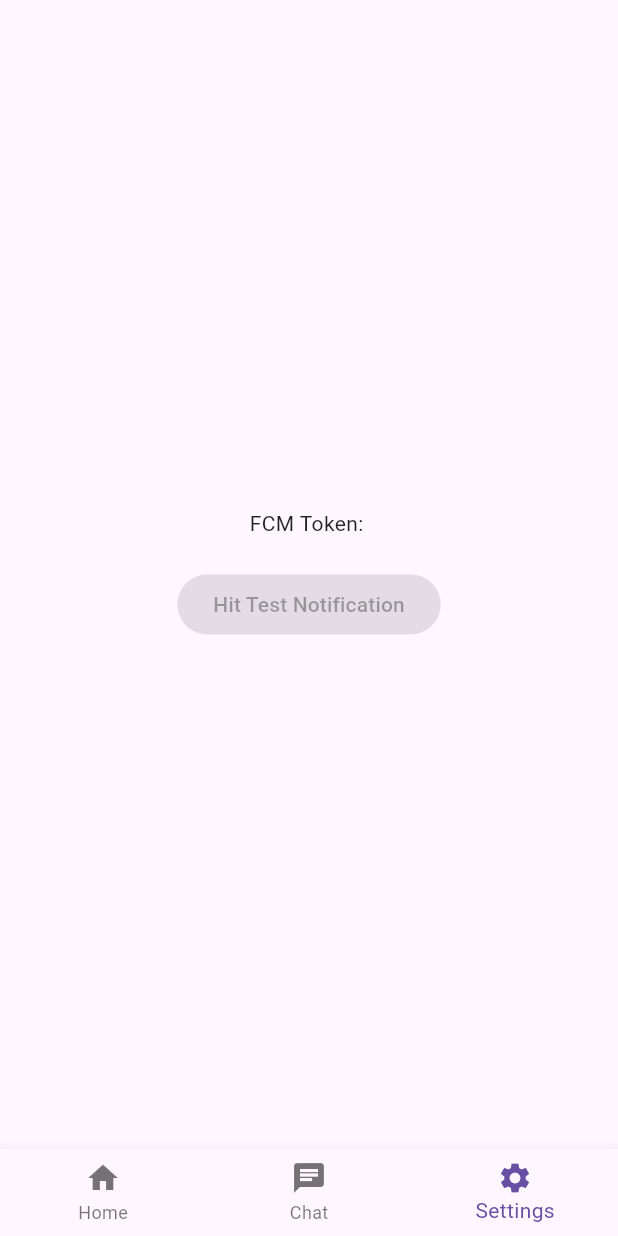
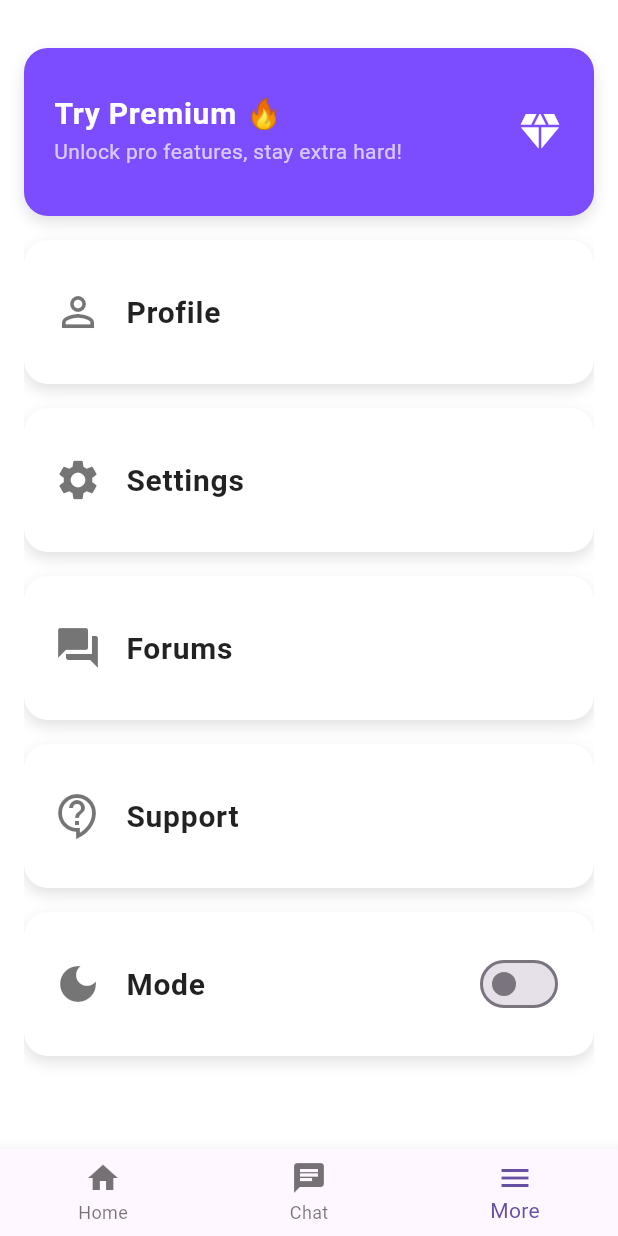
Before and after one commit to varuntej07/FocusFuel, a Flutter app: the HomePage screen opened directly, item 3 of the bottom bar chosen, on a phone screen of 412 x 824 dp. Run offline on Flutter 3.47's test engine with Material 3 defaults, Android fonts, the phone set to English and light mode, and no system bars; our stand-ins replace cloud_firestore, firebase_auth, firebase_core, firebase_messaging, flutter_local_notifications; accounts and stored records are empty.

Commit message:
Code refactor, Fixes and Menu page

```diff
--- a/lib/Views/screens/main_scaffold.dart
+++ b/lib/Views/screens/main_scaffold.dart
@@ -3,7 +3,9 @@ import 'package:firebase_auth/firebase_auth.dart';
 import 'package:flutter/material.dart';
 import 'package:firebase_messaging/firebase_messaging.dart';
 import 'package:flutter_local_notifications/flutter_local_notifications.dart';
+import 'package:focus_fuel/Views/screens/menu_page.dart';
 import '../../main.dart';
+import 'chat_screen.dart';
 import 'home_page.dart';
 
 
@@ -15,7 +17,7 @@ class HomePage extends StatefulWidget {
 
 class _HomePageState extends State<HomePage> {
   int _selectedIndex = 0;
-  String? _fcmToken;
+  String userName = '';
 
   @override
   void initState() {
@@ -33,7 +35,6 @@ class _HomePageState extends State<HomePage> {
     );
 
     final token = await FirebaseMessaging.instance.getToken(); // returns the device's FCM registration token
-    setState(() => _fcmToken = token);
 
     final uid = FirebaseAuth.instance.currentUser!.uid;
     await FirebaseFirestore.instance
@@ -43,7 +44,6 @@ class _HomePageState extends State<HomePage> {
 
     // Tokens can be refreshed for various reasons like: Re-installation, User clearing app data etc.,
     FirebaseMessaging.instance.onTokenRefresh.listen((newToken) async {
-      setState(() => _fcmToken = newToken);
       await FirebaseFirestore.instance
           .collection("users")
           .doc(uid)
@@ -77,24 +77,8 @@ class _HomePageState extends State<HomePage> {
     Widget build(BuildContext context) {
       final pages = [
         const HomeFeed(),
-        const Center(child: Text('Chat coming soon', style: TextStyle(fontSize: 18))),
-        // Settings page: Testing and displaying FCM token
-        Center(
-          child: Padding(
-            padding: const EdgeInsets.all(16),
-            child: Column(
-                mainAxisAlignment: MainAxisAlignment.center,
-                children: [
-                  SelectableText(
-                    'FCM Token:\n${_fcmToken ?? "Fetching..."}',
-                    textAlign: TextAlign.center,
-                    style: const TextStyle(fontSize: 14, color: Colors.black87)
-                  ),
-                  ElevatedButton(onPressed: null, child: const Text("Hit Test Notification")),
-                ]
-            ),
-          ),
-        )
+        const ChatScreen(),
+        const MenuPage()
       ];
       return Scaffold(
           body: pages[_selectedIndex],
@@ -104,7 +88,7 @@ class _HomePageState extends State<HomePage> {
               items: const [
                 BottomNavigationBarItem(icon: Icon(Icons.home), label: 'Home'),
                 BottomNavigationBarItem(icon: Icon(Icons.chat), label: 'Chat'),
-                BottomNavigationBarItem(icon: Icon(Icons.settings), label: 'Settings')
+                BottomNavigationBarItem(icon: Icon(Icons.menu), label: 'More')
               ]
           )
       );
--- /dev/null
+++ b/lib/Views/screens/menu_page.dart
@@ -0,0 +1,166 @@
+import 'package:flutter/material.dart';
+import 'package:focus_fuel/ViewModels/auth_vm.dart';
+import 'package:focus_fuel/Views/Auth/login_page.dart';
+import 'package:provider/provider.dart';
+
+class MenuPage extends StatefulWidget {
+  const MenuPage({super.key});
+
+  @override
+  createState() => _MenuPageState();
+}
+
+class _MenuPageState extends State<MenuPage> {
+  bool isDarkMode = false;
+
+  Widget _buildMenuCard({
+    required BuildContext context,
+    required String title,
+    required IconData icon,
+    required VoidCallback onTap,
+    Color? background,
+    String? subtitle,
+    Widget? trailing,
+    bool isIconTrailing = false,
+  })
+  {
+    return InkWell(
+      onTap: onTap,
+      borderRadius: BorderRadius.circular(16),
+      child: Container(
+        margin: const EdgeInsets.symmetric(vertical: 8),
+        padding: const EdgeInsets.all(20),
+        decoration: BoxDecoration(
+          color: background ?? Colors.white,
+          borderRadius: BorderRadius.circular(16),
+          boxShadow: [
+            BoxShadow(
+              color: Colors.black12,
+              blurRadius: 8,
+              offset: Offset(0, 4),
+            ),
+          ],
+        ),
+        child: Row(
+          children: [
+            Expanded(
+              child: ListTile(
+                contentPadding: EdgeInsets.zero,
+                leading: isIconTrailing ? null : Icon(icon, size: 32, color: background != null ? Colors.white : Colors.black54),
+                trailing: isIconTrailing
+                    ? Icon(icon, size: 32, color: background != null ? Colors.white : Colors.black54)
+                    : trailing,
+                title: Text(
+                  title,
+                  style: TextStyle(
+                    fontSize: 20,
+                    fontWeight: FontWeight.bold,
+                    color: background != null ? Colors.white : Colors.black87,
+                  ),
+                ),
+                subtitle: subtitle != null ? Text(
+                    subtitle,
+                    style: TextStyle(fontSize: 14, color: background != null ? Colors.white70 : Colors.black54))
+                    : null,
+              ),
+            ),
+          ],
+        ),
+      ),
+    );
+  }
+
+  void toggleTheme(bool value) {
+    setState(() {
+      isDarkMode = value;
+      // actual dark mode logic using a theme provider or state manager
+    });
+  }
+
+  @override
+  Widget build(BuildContext context) {
+    return Scaffold(
+      backgroundColor: isDarkMode ? Colors.black : Colors.white,
+      body: Padding(
+        padding: const EdgeInsets.symmetric(horizontal: 16, vertical: 24),
+        child: Column(
+          children: [
+            _buildMenuCard(
+              context: context,
+              title: 'Try Premium 🔥',
+              subtitle: 'Unlock pro features, stay extra hard!',
+              icon: Icons.diamond,
+              background: Colors.deepPurpleAccent,
+              isIconTrailing: true,
+              onTap: () {
+                // TODO: navigate to premium flow
+              },
+            ),
+            Expanded(
+              child: ListView(
+                children: [
+                  _buildMenuCard(
+                    context: context,
+                    title: 'Profile',
+                    icon: Icons.person_outline,
+                    onTap: () {
+                      // TODO: navigate to profile
+                    },
+                  ),
+                  _buildMenuCard(
+                    context: context,
+                    title: 'Settings',
+                    icon: Icons.settings,
+                    onTap: () {
+                      // TODO: navigate to settings
+                    },
+                  ),
+                  _buildMenuCard(
+                    context: context,
+                    title: 'Forums',
+                    icon: Icons.forum,
+                    onTap: () {
+                      // TODO: navigate to forums
+                    },
+                  ),
+                  _buildMenuCard(
+                    context: context,
+                    title: 'Support',
+                    icon: Icons.contact_support_outlined,
+                    onTap: () {
+                      // TODO: navigate to support
+                    },
+                  ),
+                  _buildMenuCard(
+                    context: context,
+                    title: 'Mode',
+                    icon: Icons.dark_mode,
+                    onTap: () {
+                      // TODO Perform dark mode
+                    }, // No action
+                    trailing: Switch(
+                      value: isDarkMode,
+                      onChanged: toggleTheme,
+                    ),
+                  ),
+                  const SizedBox(height: 30),
+                  _buildMenuCard(
+                    context: context,
+                    title: 'Logout',
+                    icon: Icons.exit_to_app,
+                    onTap: () async {
+                      await context.read<AuthViewModel>().logout();
+                      Navigator.of(context).pushAndRemoveUntil(
+                          MaterialPageRoute(builder: (context) => Login()), (Route<dynamic> route) => false
+                      );
+                    },
+                  ),
+                ],
+              ),
+            ),
+          ],
+        ),
+      ),
+    );
+  }
+}
```
Also changed, not shown: lib/ViewModels/auth/login_vm.dart (deleted, +0 -50 lines), lib/ViewModels/auth/signup_vm.dart (deleted, +0 -48 lines), lib/ViewModels/auth_vm.dart (added, +112 -0 lines), lib/ViewModels/home_vm.dart (added, +39 -0 lines), lib/Views/Auth/login_page.dart (+27 -14 lines), lib/Views/Auth/signup_page.dart (+66 -33 lines), lib/Views/screens/chat_screen.dart (+17 -0 lines), lib/Views/screens/home_page.dart (+15 -8 lines), lib/main.dart (+11 -7 lines), 2 other files.
